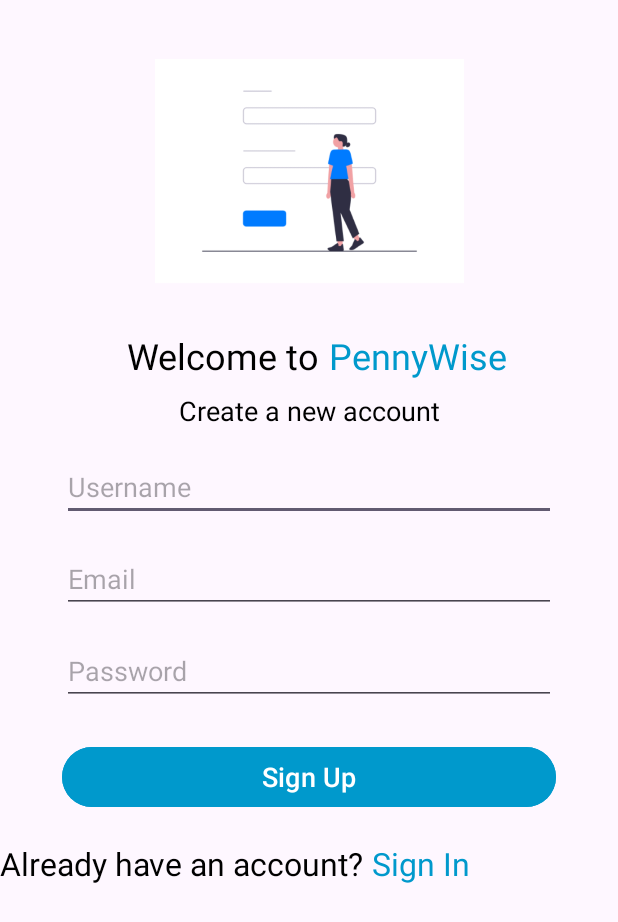
After one commit to system-sculpters/OPSC7312, an Android app: the RegisterActivity screen opened directly, with no data from a screen before it, on a phone screen of 412 x 824 dp. The commit adds this screen. Shown: the top 922 px of the screen. Run offline under Robolectric (Android 15) with nearby library versions, the phone set to English and light mode, and no system bars.

Commit message:
changed the welcome, login and register screens from fragments to activities

```diff
--- /dev/null
+++ b/app/src/main/java/com/opsc/opsc7312/view/activity/RegisterActivity.kt
@@ -0,0 +1,21 @@
+package com.opsc.opsc7312.view.activity
+
+import android.os.Bundle
+import androidx.activity.enableEdgeToEdge
+import androidx.appcompat.app.AppCompatActivity
+import androidx.core.view.ViewCompat
+import androidx.core.view.WindowInsetsCompat
+import com.opsc.opsc7312.R
+
+class RegisterActivity : AppCompatActivity() {
+    override fun onCreate(savedInstanceState: Bundle?) {
+        super.onCreate(savedInstanceState)
+        enableEdgeToEdge()
+        setContentView(R.layout.activity_register)
+        ViewCompat.setOnApplyWindowInsetsListener(findViewById(R.id.main)) { v, insets ->
+            val systemBars = insets.getInsets(WindowInsetsCompat.Type.systemBars())
+            v.setPadding(systemBars.left, systemBars.top, systemBars.right, systemBars.bottom)
+            insets
+        }
+    }
+}
--- /dev/null
+++ b/app/src/main/res/layout/activity_register.xml
@@ -0,0 +1,146 @@
+<?xml version="1.0" encoding="utf-8"?>
+<androidx.constraintlayout.widget.ConstraintLayout xmlns:android="http://schemas.android.com/apk/res/android"
+    xmlns:app="http://schemas.android.com/apk/res-auto"
+    xmlns:tools="http://schemas.android.com/tools"
+    android:id="@+id/main"
+    android:layout_width="match_parent"
+    android:layout_height="match_parent"
+    tools:context=".view.activity.RegisterActivity">
+
+    <!-- Top Image -->
+    <ImageView
+        android:id="@+id/imageViewTop"
+        android:layout_width="0dp"
+        android:layout_height="0dp"
+        android:layout_marginTop="32dp"
+        android:contentDescription="Top Image"
+        android:src="@drawable/register"
+        app:layout_constraintEnd_toEndOf="parent"
+        app:layout_constraintHeight_default="percent"
+        app:layout_constraintHeight_percent="0.2"
+        app:layout_constraintStart_toStartOf="parent"
+        app:layout_constraintTop_toTopOf="parent"
+        app:layout_constraintWidth_default="percent"
+        app:layout_constraintWidth_percent="0.5" />
+
+    <!-- Welcome Text -->
+    <TextView
+        android:id="@+id/tvWelcome"
+        android:layout_width="wrap_content"
+        android:layout_height="wrap_content"
+        android:layout_marginTop="24dp"
+        android:text="Welcome to "
+        android:textColor="@android:color/black"
+        android:textSize="24sp"
+        app:layout_constraintEnd_toEndOf="parent"
+        app:layout_constraintHorizontal_bias="0.305"
+        app:layout_constraintStart_toStartOf="parent"
+        app:layout_constraintTop_toBottomOf="@id/imageViewTop" />
+
+    <!-- PennyWise Text -->
+    <TextView
+        android:id="@+id/tvPennyWiseBlue"
+        android:layout_width="wrap_content"
+        android:layout_height="wrap_content"
+        android:layout_marginTop="24dp"
+        android:text="PennyWise"
+        android:textColor="@android:color/holo_blue_dark"
+        android:textSize="24sp"
+        app:layout_constraintStart_toEndOf="@id/tvWelcome"
+        app:layout_constraintTop_toBottomOf="@id/imageViewTop" />
+
+    <!-- Create Account Text -->
+    <TextView
+        android:id="@+id/tvCreateAccount"
+        android:layout_width="wrap_content"
+        android:layout_height="wrap_content"
+        android:layout_marginTop="8dp"
+        android:text="Create a new account"
+        android:textColor="@android:color/black"
+        android:textSize="18sp"
+        app:layout_constraintEnd_toEndOf="parent"
+        app:layout_constraintStart_toStartOf="parent"
+        app:layout_constraintTop_toBottomOf="@id/tvWelcome" />
+
+    <!-- Username EditText -->
+    <EditText
+        android:id="@+id/etUsername"
+        android:layout_width="0dp"
+        android:layout_height="wrap_content"
+        android:layout_marginTop="16dp"
+        android:hint="Username"
+        android:inputType="textPersonName"
+        app:layout_constraintEnd_toEndOf="parent"
+        app:layout_constraintStart_toStartOf="parent"
+        app:layout_constraintTop_toBottomOf="@id/tvCreateAccount"
+        app:layout_constraintWidth_percent="0.8" />
+
+    <!-- Email EditText -->
+    <EditText
+        android:id="@+id/etEmail"
+        android:layout_width="0dp"
+        android:layout_height="wrap_content"
+        android:layout_marginTop="16dp"
+        android:hint="Email"
+        android:inputType="textEmailAddress"
+        app:layout_constraintEnd_toEndOf="parent"
+        app:layout_constraintStart_toStartOf="parent"
+        app:layout_constraintTop_toBottomOf="@id/etUsername"
+        app:layout_constraintWidth_percent="0.8" />
+
+    <!-- Password EditText -->
+    <EditText
+        android:id="@+id/etPassword"
+        android:layout_width="0dp"
+        android:layout_height="wrap_content"
+        android:layout_marginTop="16dp"
+        android:hint="Password"
+        android:inputType="textPassword"
+        app:layout_constraintEnd_toEndOf="parent"
+        app:layout_constraintStart_toStartOf="parent"
+        app:layout_constraintTop_toBottomOf="@id/etEmail"
+        app:layout_constraintWidth_percent="0.8" />
+
+    <!-- Signup Button -->
+    <Button
+        android:id="@+id/btnSignup"
+        android:layout_width="0dp"
+        android:layout_height="wrap_content"
+        android:layout_marginTop="24dp"
+        android:backgroundTint="@android:color/holo_blue_dark"
+        android:text="Sign Up"
+        android:textColor="@android:color/white"
+        android:textSize="18sp"
+        app:layout_constraintEnd_toEndOf="parent"
+        app:layout_constraintStart_toStartOf="parent"
+        app:layout_constraintTop_toBottomOf="@id/etPassword"
+        app:layout_constraintWidth_percent="0.8" />
+
+    <!-- Already have an account? TextView -->
+    <TextView
+        android:id="@+id/tvAlreadyHaveAccount"
+        android:layout_width="wrap_content"
+        android:layout_height="wrap_content"
+        android:layout_marginTop="19dp"
+        android:text="Already have an account? "
+        android:textColor="@android:color/black"
+        android:textSize="21sp"
+        app:layout_constraintEnd_toStartOf="@id/tvSignInLink"
+        app:layout_constraintStart_toStartOf="parent"
+        app:layout_constraintTop_toBottomOf="@id/btnSignup" />
+
+    <!-- Sign In link TextView -->
+    <TextView
+        android:id="@+id/tvSignInLink"
+        android:layout_width="wrap_content"
+        android:layout_height="wrap_content"
+        android:layout_marginTop="19dp"
+        android:clickable="true"
+        android:focusable="true"
+        android:text="Sign In"
+        android:textColor="@android:color/holo_blue_dark"
+        android:textSize="21sp"
+        app:layout_constraintStart_toEndOf="@id/tvAlreadyHaveAccount"
+        app:layout_constraintTop_toBottomOf="@id/btnSignup" />
+
+</androidx.constraintlayout.widget.ConstraintLayout>
```
Also changed, not shown: app/src/main/AndroidManifest.xml (+9 -0 lines), app/src/main/java/com/opsc/opsc7312/MainActivity.kt (+3 -4 lines), app/src/main/java/com/opsc/opsc7312/view/activity/LoginActivity.kt (added, +21 -0 lines), app/src/main/java/com/opsc/opsc7312/view/activity/WelcomeActivity.kt (added, +21 -0 lines), app/src/main/res/layout/activity_login.xml (added, +124 -0 lines), app/src/main/res/layout/activity_welcome.xml (added, +69 -0 lines).
